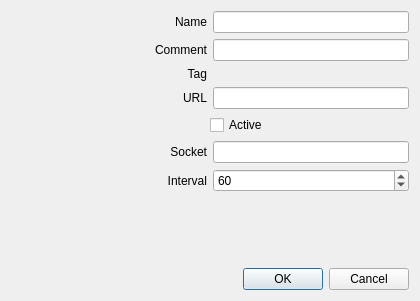
Above: sources/awesomewidgets/extnetworkrequest.ui from arcan1s/awesome-widgets before the change. Below: the same form after it.
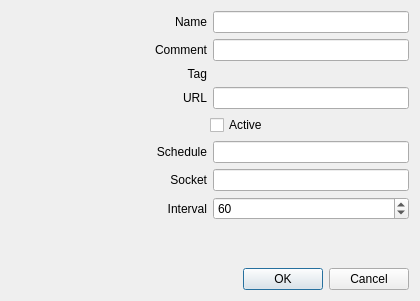
That is the form after the change.

Diff of the .ui file:
```diff
--- a/sources/awesomewidgets/extnetworkrequest.ui
+++ b/sources/awesomewidgets/extnetworkrequest.ui
@@ -134,6 +134,29 @@
      </item>
     </layout>
    </item>
+   <item>
+    <layout class="QHBoxLayout" name="layout_schedule">
+     <item>
+      <widget class="QLabel" name="label_schedule">
+       <property name="sizePolicy">
+        <sizepolicy hsizetype="Expanding" vsizetype="Preferred">
+         <horstretch>0</horstretch>
+         <verstretch>0</verstretch>
+        </sizepolicy>
+       </property>
+       <property name="text">
+        <string>Schedule</string>
+       </property>
+       <property name="alignment">
+        <set>Qt::AlignRight|Qt::AlignTrailing|Qt::AlignVCenter</set>
+       </property>
+      </widget>
+     </item>
+     <item>
+      <widget class="QLineEdit" name="lineEdit_schedule"/>
+     </item>
+    </layout>
+   </item>
    <item>
     <layout class="QHBoxLayout" name="layout_socket">
      <item>
```
